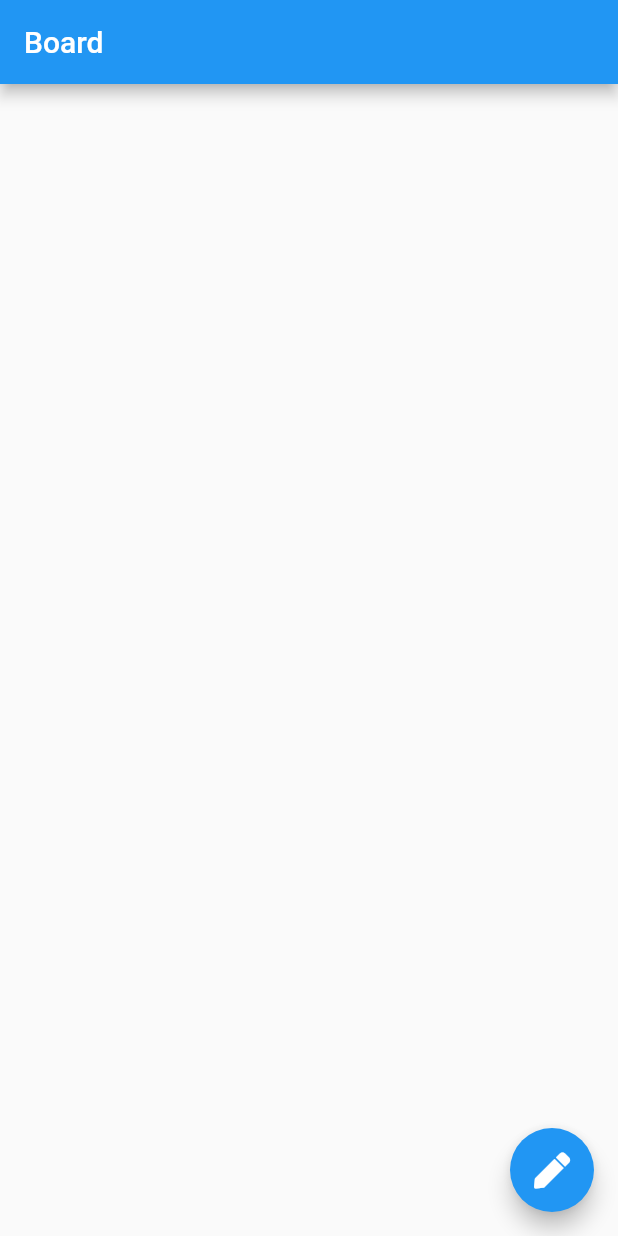
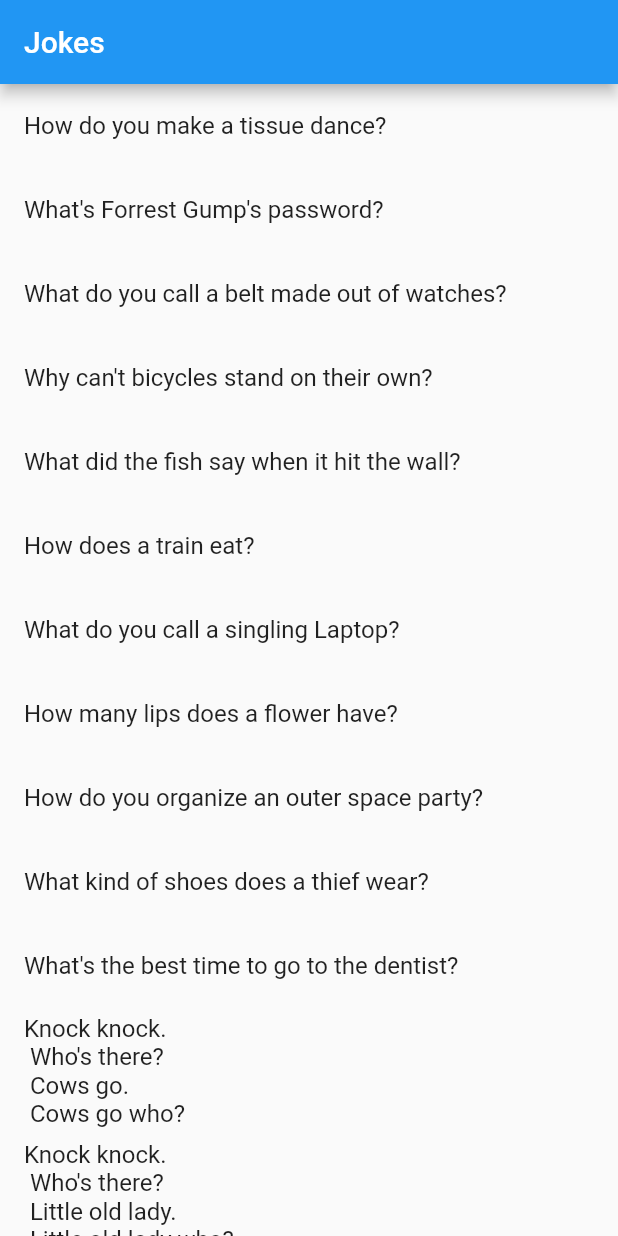
Before and after one commit to huyurt/flutter-playground, a Flutter app: the screen it shows after launch, on a phone screen of 412 x 824 dp. Run offline on Flutter 3.47's test engine with Material 2 defaults, Android fonts, the phone set to English and light mode, and no system bars; our stand-ins replace cloud_firestore, font_awesome_flutter, google_maps_flutter; missing offline and left inert: turkish; accounts and stored records are empty.

Commit message:
layout by screen orientation

```diff
--- /dev/null
+++ b/firstapp/lib/joke/model/joke.dart
@@ -0,0 +1,89 @@
+import 'package:flutter/cupertino.dart';
+import 'package:flutter/material.dart';
+
+class Joke {
+  final int id;
+  final String type;
+  final String setup;
+  final String punchline;
+
+  Joke(
+      {@required this.id,
+      @required this.type,
+      @required this.setup,
+      @required this.punchline});
+}
+
+final List<Joke> jokesList = <Joke>[
+  Joke(
+      id: 1,
+      type: "general",
+      setup: "How do you make a tissue dance?",
+      punchline: "Damn."),
+  Joke(
+      id: 2,
+      type: "general",
+      setup: "What's Forrest Gump's password?",
+      punchline: "1Forrest1."),
+  Joke(
+      id: 3,
+      type: "general",
+      setup: "What do you call a belt made out of watches?",
+      punchline: "A waist of time."),
+  Joke(
+      id: 4,
+      type: "general",
+      setup: "Why can't bicycles stand on their own?",
+      punchline: "They are two tired."),
+  Joke(
+      id: 5,
+      type: "general",
+      setup: "What did the fish say when it hit the wall?",
+      punchline: "Damn."),
+  Joke(
+      id: 6,
+      type: "general",
+      setup: "How does a train eat?",
+      punchline: "It goes chew, chew."),
+  Joke(
+      id: 7,
+      type: "general",
+      setup: "What do you call a singling Laptop?",
+      punchline: "A Dell."),
+  Joke(
+      id: 8,
+      type: "general",
+      setup: "How many lips does a flower have?",
+      punchline: "Tulips."),
+  Joke(
+      id: 9,
+      type: "general",
+      setup: "How do you organize an outer space party?",
+      punchline: "You Planet."),
+  Joke(
+      id: 10,
+      type: "general",
+      setup: "What kind of shoes does a thief wear?",
+      punchline: "Sneakers."),
+  Joke(
+      id: 11,
+      type: "general",
+      setup: "What's the best time to go to the dentist?",
+      punchline: "Tooth hurty."),
+  Joke(
+      id: 12,
+      type: "knock-knock",
+      setup: "Knock knock. \n Who's there? \n Cows go. \n Cows go who?",
+      punchline: "No, cows go moo."),
+  Joke(
+      id: 13,
+      type: "knock-knock",
+      setup:
+          "Knock knock. \n Who's there? \n Little old lady. \n Little old lady who?",
+      punchline: "I didn't know you could yodel!."),
+  Joke(
+      id: 14,
+      type: "knock-knock",
+      setup: "Knock knock. \n Who's there? \n Cereal \n Cereal who?",
+      punchline: "Cereal pleasure to meet you."),
+];
--- /dev/null
+++ b/firstapp/lib/joke/ui/joke_listing.dart
@@ -0,0 +1,30 @@
+import 'package:firstapp/joke/model/joke.dart';
+import 'package:flutter/cupertino.dart';
+import 'package:flutter/material.dart';
+
+class JokeListing extends StatelessWidget {
+  final ValueChanged<Joke> jokeSelectedCallback;
+  final Joke jokeSelected;
+
+  JokeListing(
+      {@required this.jokeSelectedCallback, this.jokeSelected});
+
+  @override
+  Widget build(BuildContext context) {
+    return ListView(
+      children: jokesList.map((joke) {
+        return Container(
+          child: ListTile(
+            title: Text(joke.setup),
+            onTap: () => jokeSelectedCallback(joke),
+            selected: jokeSelected == joke,
+          ),
+          decoration: BoxDecoration(
+            shape: BoxShape.rectangle,
+            borderRadius: BorderRadius.circular(4.5),
+          ),
+        );
+      }).toList(),
+    );
+  }
+}
--- /dev/null
+++ b/firstapp/lib/joke/ui/master_detail_screen.dart
@@ -0,0 +1,77 @@
+import 'package:firstapp/joke/model/joke.dart';
+import 'package:firstapp/joke/ui/joke_details.dart';
+import 'package:firstapp/joke/ui/joke_listing.dart';
+import 'package:flutter/cupertino.dart';
+import 'package:flutter/material.dart';
+
+class MasterDetailScreen extends StatefulWidget {
+  @override
+  _MasterDetailScreenState createState() => _MasterDetailScreenState();
+}
+
+class _MasterDetailScreenState extends State<MasterDetailScreen> {
+  static const int tabletBreakpoint = 600;
+  Joke _selectedJoke;
+
+  Widget _buildMobileLayout() {
+    return JokeListing(
+      jokeSelectedCallback: (jokeSelected) {
+        Navigator.push(
+          context,
+          MaterialPageRoute(builder: (BuildContext context) {
+            return JokeDetails(isInTabletLayout: false, joke: jokeSelected);
+          }),
+        );
+      },
+    );
+  }
+
+  Widget _buildTabletLayout() {
+    return Row(
+      children: <Widget>[
+        Flexible(
+          flex: 1,
+          child: Material(
+            elevation: 13.0,
+            child: JokeListing(
+              jokeSelectedCallback: (joke) {
+                setState(() {
+                  _selectedJoke = joke;
+                });
+              },
+              jokeSelected: _selectedJoke,
+            ),
+          ),
+        ),
+        Flexible(
+          flex: 3,
+          child: JokeDetails(
+            isInTabletLayout: true,
+            joke: _selectedJoke,
+          ),
+        )
+      ],
+    );
+  }
+
+  @override
+  Widget build(BuildContext context) {
+    Widget content;
+    var shortestSide = MediaQuery.of(context).size.shortestSide;
+    var orientation = MediaQuery.of(context).orientation;
+
+    if (orientation == Orientation.portrait &&
+        shortestSide < tabletBreakpoint) {
+      content = _buildMobileLayout();
+    } else {
+      content = _buildTabletLayout();
+    }
+
+    return Scaffold(
+      appBar: AppBar(
+        title: Text('Jokes'),
+      ),
+      body: content,
+    );
+  }
+}
```
Also changed, not shown: firstapp/lib/joke/ui/joke_details.dart (added, +46 -0 lines), firstapp/lib/main.dart (+9 -1 lines), firstapp/pubspec.yaml (+6 -1 lines), firstapp/pubspec.lock, 6 other files.
